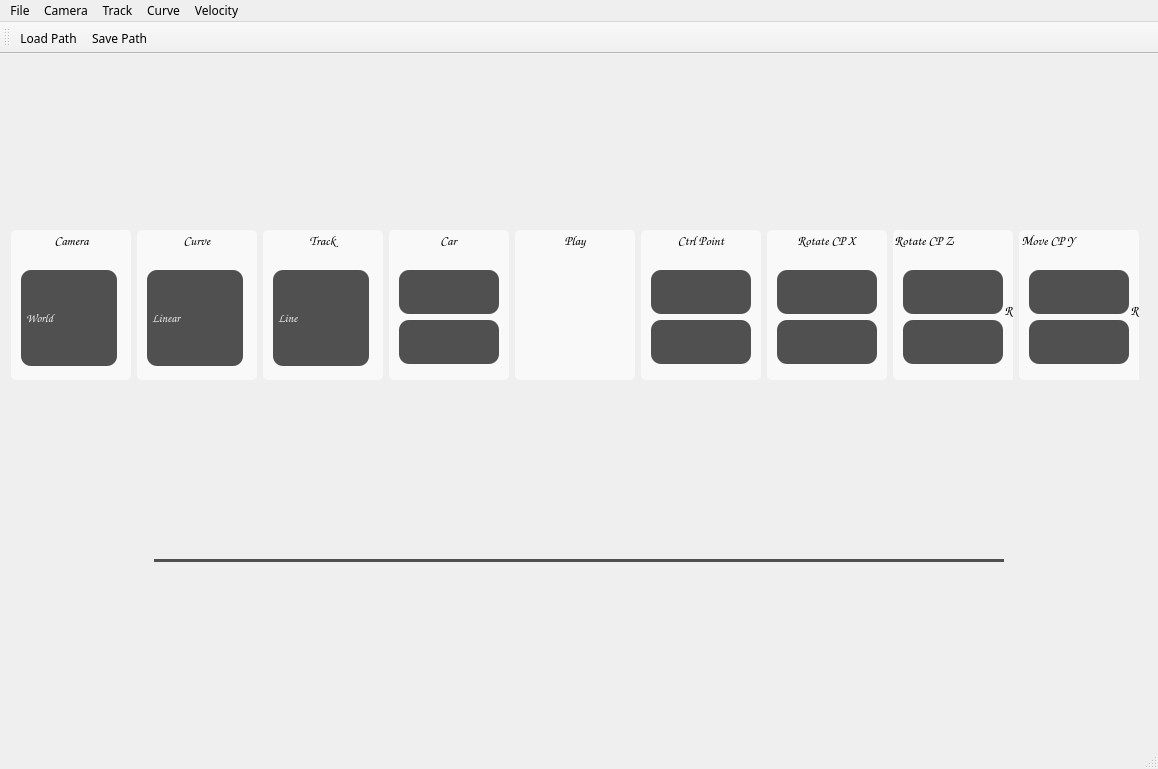
This is Roller Coaster/AppMain.ui in ms0697310/RollerCoaster as Qt 5 draws it before an edit. The edited form follows.
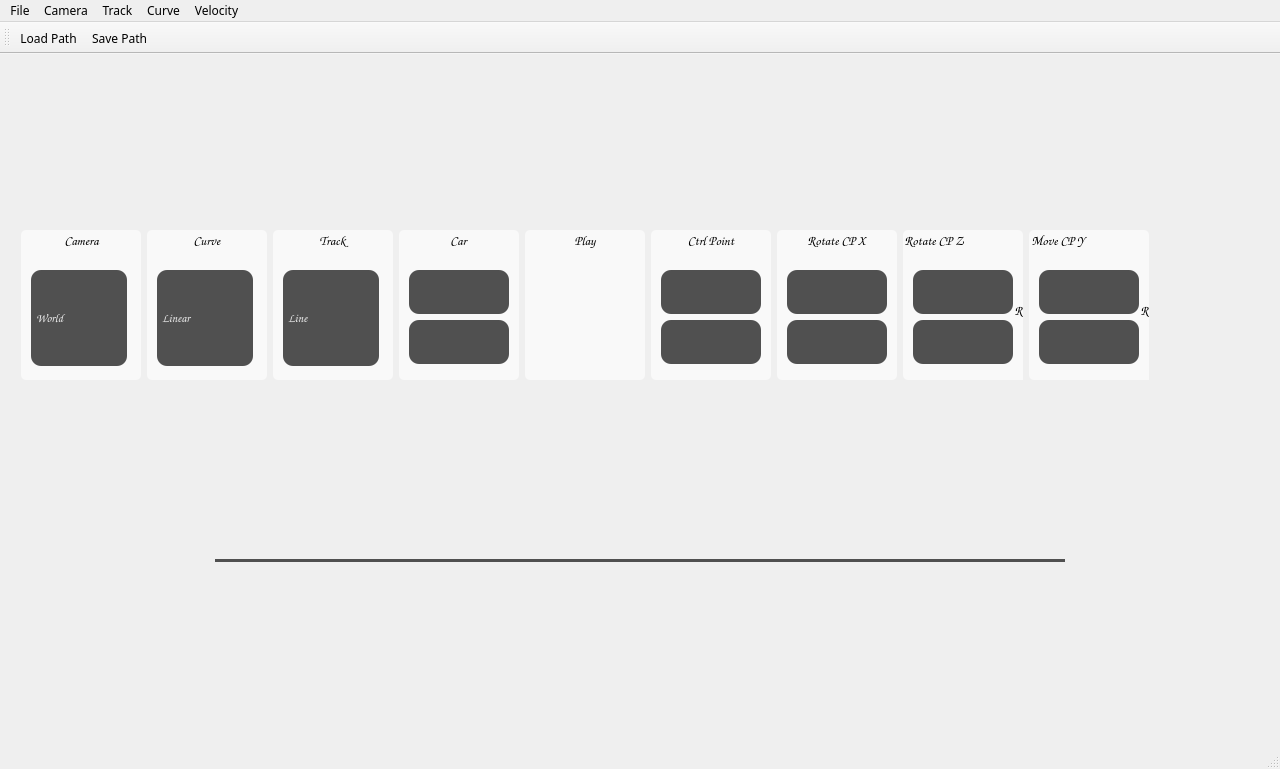
This is the edited form. Icons and pictures are not drawn.

```diff
--- a/Roller Coaster/AppMain.ui
+++ b/Roller Coaster/AppMain.ui
@@ -6,7 +6,7 @@
    <rect>
     <x>0</x>
     <y>0</y>
-    <width>1158</width>
+    <width>1280</width>
     <height>769</height>
    </rect>
   </property>
@@ -1451,8 +1451,8 @@
     <rect>
      <x>0</x>
      <y>0</y>
-     <width>1158</width>
-     <height>25</height>
+     <width>1280</width>
+     <height>21</height>
     </rect>
    </property>
    <widget class="QMenu" name="menuFile">
```
Left out of the diff: 5 changed lines with no effect on the pictures.
